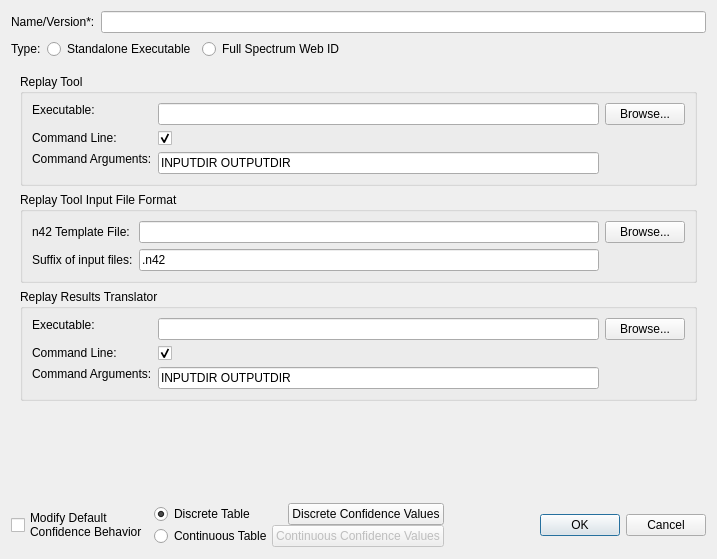
This is src/ui/new_replay_dialog.ui in llnl/RASE as Qt 5 draws it before an edit. The edited form follows.
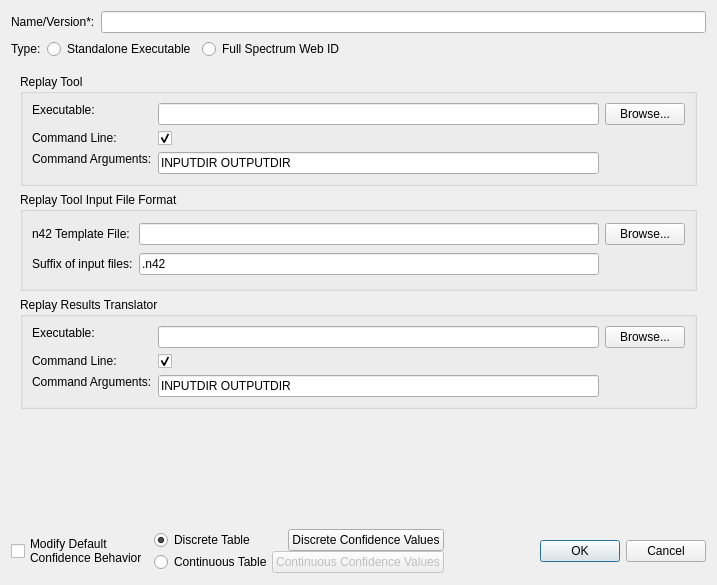
This is the edited form.

```diff
--- a/src/ui/new_replay_dialog.ui
+++ b/src/ui/new_replay_dialog.ui
@@ -7,7 +7,7 @@
     <x>0</x>
     <y>0</y>
     <width>717</width>
-    <height>559</height>
+    <height>585</height>
    </rect>
   </property>
   <property name="windowTitle">
```
Left out of the diff: 10 changed lines with no effect on the pictures.
